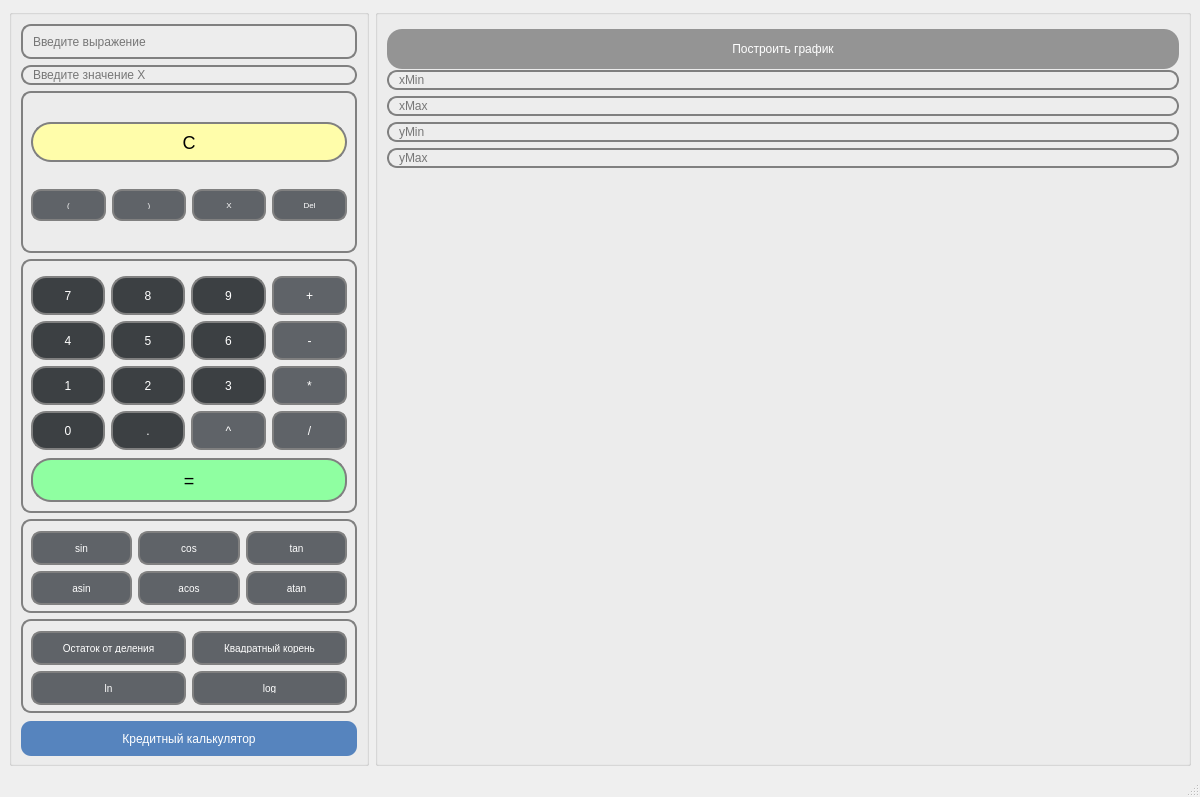
This is src/calc/mainwindow.ui in fatkheev/SmartCalc as Qt 5 draws it before an edit. The edited form follows.
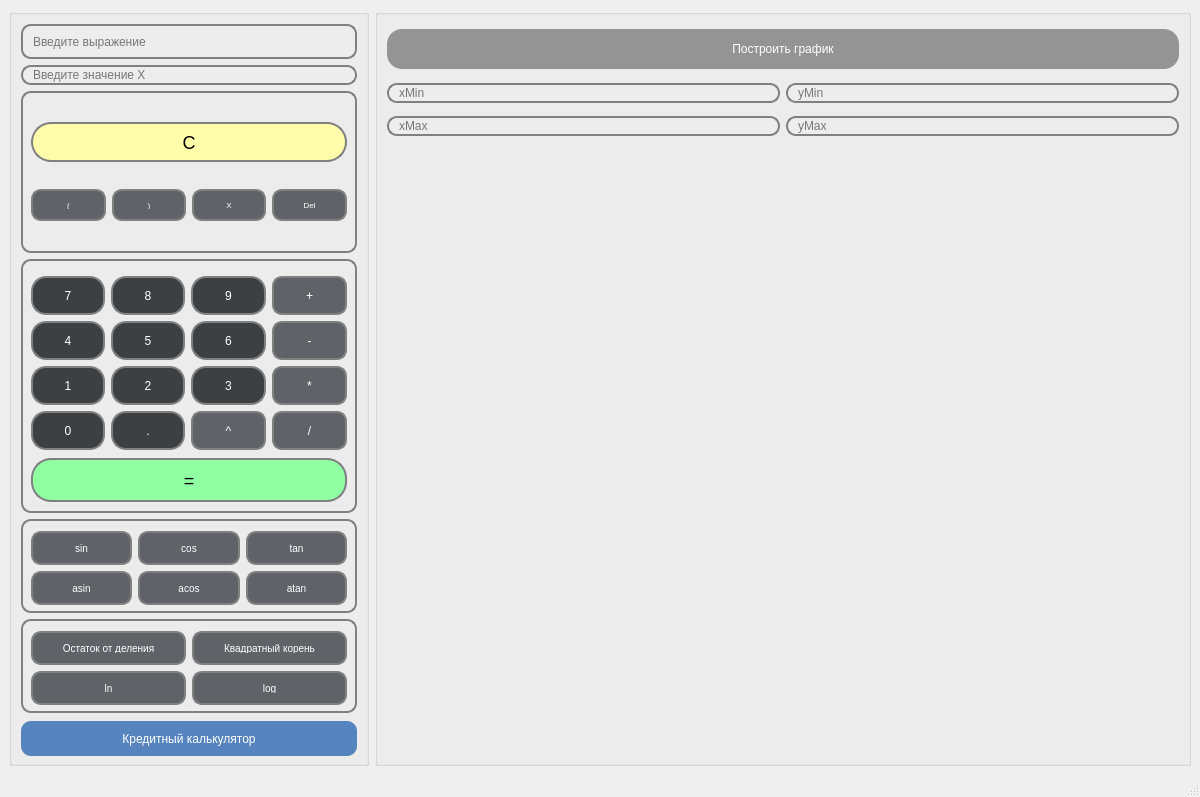
This is the edited form. Custom widgets are drawn as their Qt base class.

Commit message: проверен стиль, все ок

```diff
--- a/src/calc/mainwindow.ui
+++ b/src/calc/mainwindow.ui
@@ -1651,6 +1651,45 @@
         </widget>
        </item>
        <item>
+        <widget class="QWidget" name="gridWidget" native="true">
+         <property name="maximumSize">
+          <size>
+           <width>16777215</width>
+           <height>80</height>
+          </size>
+         </property>
+         <layout class="QGridLayout" name="gridLayout">
+          <property name="leftMargin">
+           <number>0</number>
+          </property>
+          <property name="topMargin">
+           <number>0</number>
+          </property>
+          <property name="rightMargin">
+           <number>0</number>
+          </property>
+          <property name="bottomMargin">
+           <number>0</number>
+          </property>
+          <property name="verticalSpacing">
+           <number>0</number>
+          </property>
+          <item row="0" column="1">
+           <widget class="QLineEdit" name="lineEdit_yMin">
+            <property name="styleSheet">
+             <string notr="true">color: black;
+border: 2px solid gray;
+border-radius: 10px;
+padding: 0 8px;
+background: #ededed;
+selection-background-color: #eeeeee;</string>
+            </property>
+            <property name="placeholderText">
+             <string>yMin</string>
+            </property>
+           </widget>
+          </item>
+          <item row="0" column="0">
         <widget class="QLineEdit" name="lineEdit_xMin">
          <property name="styleSheet">
           <string notr="true">color: black;
@@ -1665,7 +1704,7 @@
          </property>
         </widget>
        </item>
-       <item>
+          <item row="1" column="0">
         <widget class="QLineEdit" name="lineEdit_xMax">
          <property name="styleSheet">
           <string notr="true">color: black;
@@ -1680,22 +1719,7 @@
          </property>
         </widget>
        </item>
-       <item>
-        <widget class="QLineEdit" name="lineEdit_yMin">
-         <property name="styleSheet">
-          <string notr="true">color: black;
-border: 2px solid gray;
-border-radius: 10px;
-padding: 0 8px;
-background: #ededed;
-selection-background-color: #eeeeee;</string>
-         </property>
-         <property name="placeholderText">
-          <string>yMin</string>
-         </property>
-        </widget>
-       </item>
-       <item>
+          <item row="1" column="1">
         <widget class="QLineEdit" name="lineEdit_yMax">
          <property name="styleSheet">
           <string notr="true">color: black;
@@ -1708,6 +1732,9 @@
          <property name="placeholderText">
           <string>yMax</string>
          </property>
+           </widget>
+          </item>
+         </layout>
         </widget>
        </item>
        <item>
```
Left out of the diff: 2 changed lines with no effect on the pictures. Lines whose indentation alone changed are shown as unchanged. The commit also changes 1 other file.
